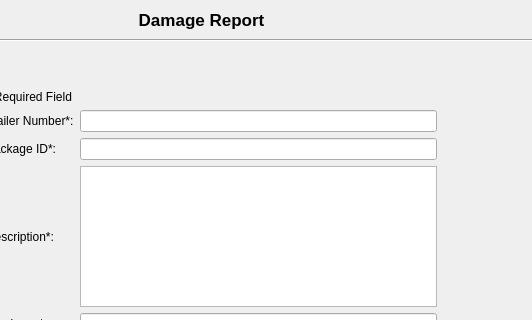
First picture: the form in SeniorProject/src/damagereport.ui, repository FITSeniorDesign/FreightDamage, before the edit; both pictures show x 134 to 666 and y 0 to 320 of the 666 by 504 pixel window.
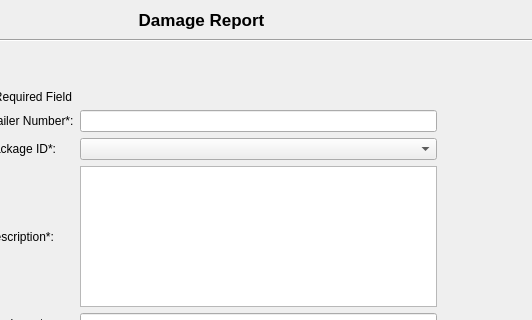
Second picture: the form after the edit.

Patch:
```diff
--- a/SeniorProject/src/damagereport.ui
+++ b/SeniorProject/src/damagereport.ui
@@ -107,9 +107,6 @@
       </property>
      </widget>
     </item>
-    <item row="2" column="1">
-     <widget class="QLineEdit" name="packageIDText"/>
-    </item>
     <item row="6" column="0">
      <widget class="QLabel" name="label_8">
       <property name="text">
@@ -126,6 +123,9 @@
     <item row="6" column="1">
      <widget class="QLineEdit" name="dateText"/>
     </item>
+    <item row="2" column="1">
+     <widget class="QComboBox" name="packageIDCombo"/>
+    </item>
    </layout>
   </widget>
   <widget class="QPushButton" name="submitButton">
```
Left out of the diff: 1 changed line with no effect on the pictures.
